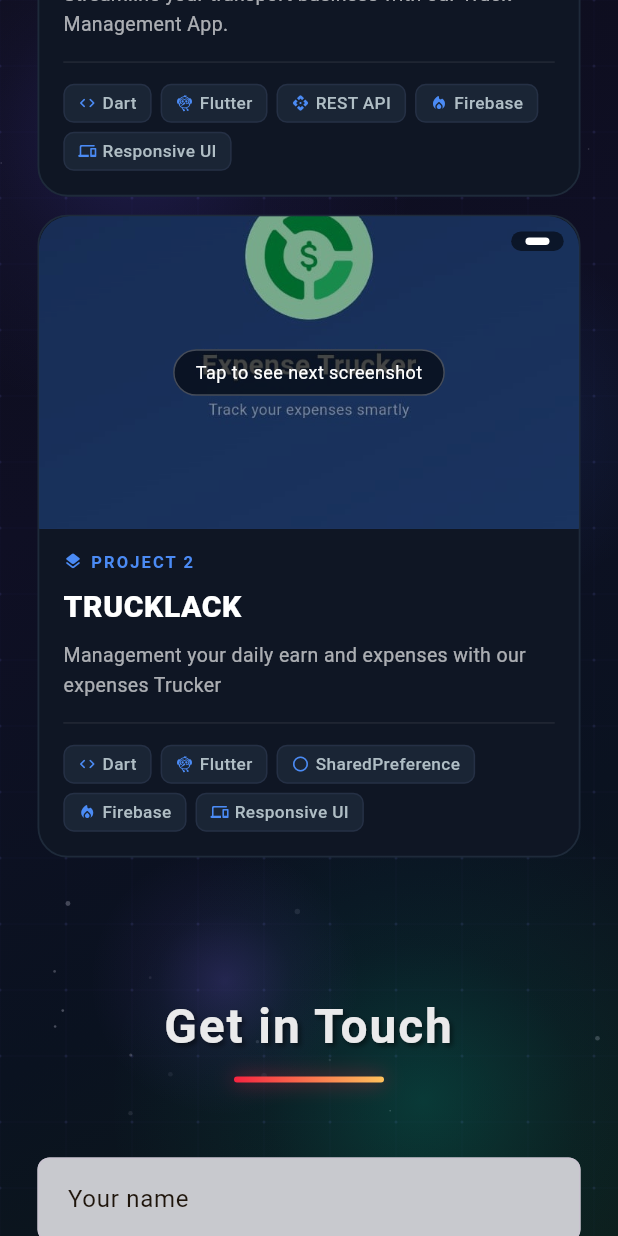
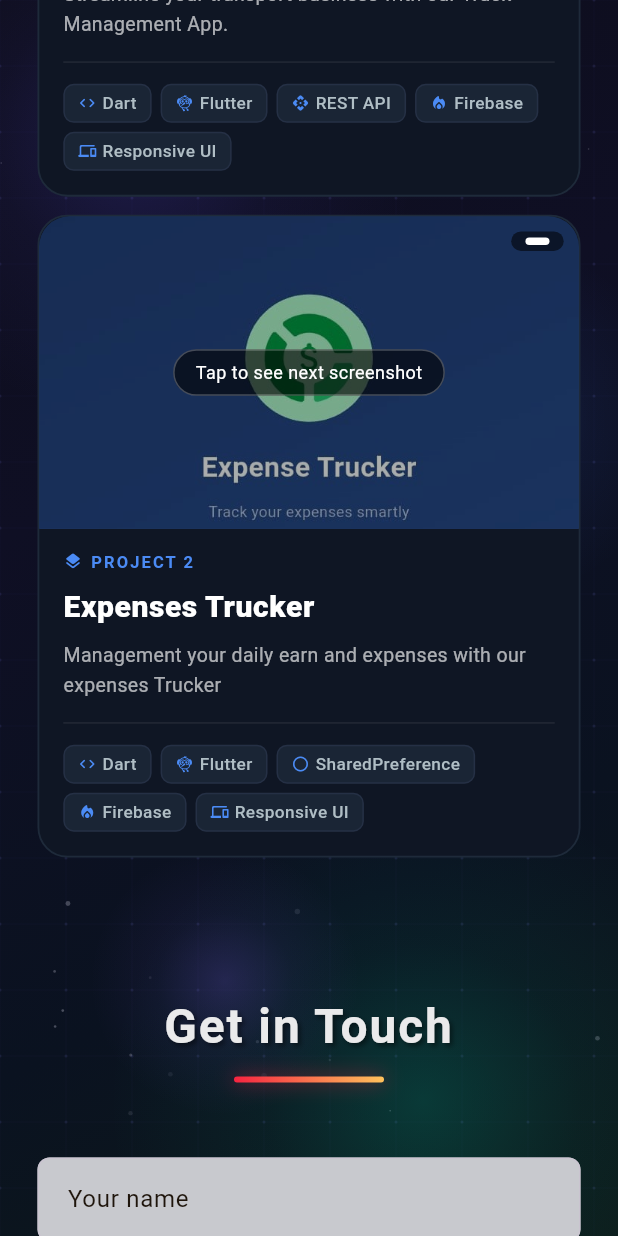
Before and after one commit to joydav432-web/my_portfulio, a Flutter app: the screen it shows after launch, scrolled down 1728 dp, on a phone screen of 412 x 824 dp. Run offline on Flutter 3.47's test engine with Material 3 defaults, Android fonts, the light colour scheme and no system bars.

Commit message:
portfolio update

```diff
--- a/lib/widgets/resume_button.dart
+++ b/lib/widgets/resume_button.dart
@@ -3,7 +3,7 @@ import 'package:flutter/foundation.dart' show kIsWeb;
 import 'package:url_launcher/url_launcher.dart';
 
 const String resumeUrl =
-    "https://docs.google.com/document/d/16NlgcIdMA5Om3bsxy4sX405_p4pqfhvIuvi7uTLgbOs/edit?usp=sharing";
+    "https://drive.google.com/file/d/1xLAenHOySgEI8OR1VzSakYT_S1jw6Ukk/view?usp=sharing";
 
 Future<void> openResume(BuildContext context) async {
   showDialog(
--- a/lib/widgets/work_project.dart
+++ b/lib/widgets/work_project.dart
@@ -25,7 +25,7 @@ class WorkProject extends StatelessWidget {
       ),
       ProjectData(
         number: "Project 2",
-        title: "TRUCKLACK",
+        title: "Expenses Trucker",
         description:
         "Management your daily earn and expenses with our expenses Trucker",
         techStack: [
@@ -35,7 +35,7 @@ class WorkProject extends StatelessWidget {
           'Firebase',
           'Responsive UI'
         ],
-        imagePaths: ['assets/images/app_2.jpeg'],
+        imagePaths: ['assets/images/project_2.jpeg'],
         githubUrl: 'https://github.com/joydav432-web/expense_trucker',
       ),
     ];
```
Also changed, not shown: assets/images/project_2.jpeg (added), assets/images/project_2.png (deleted).
